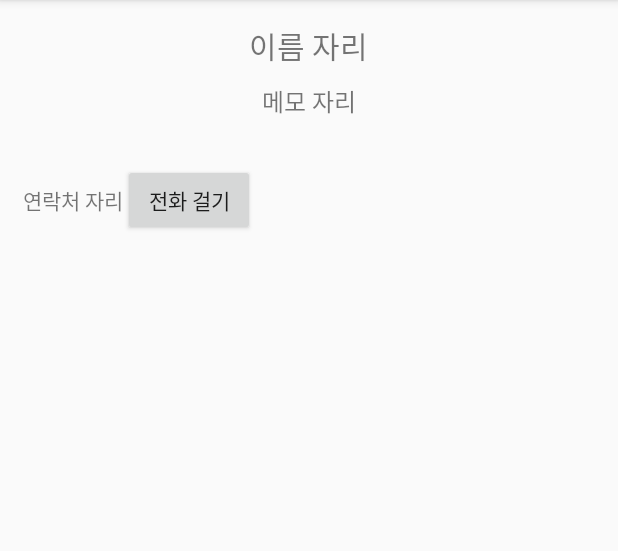
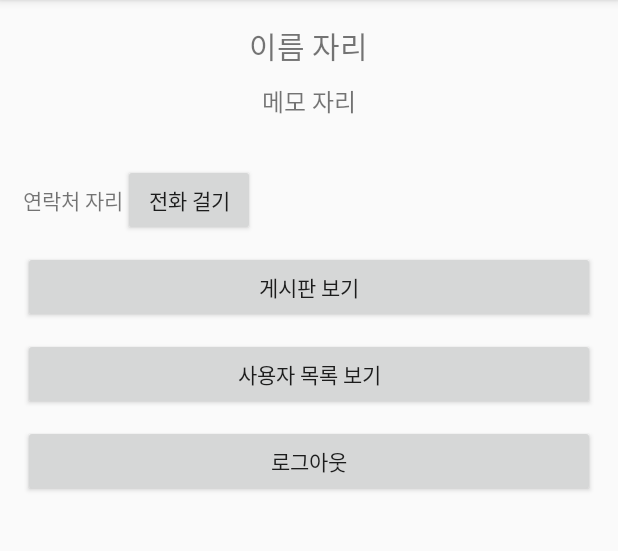
Before and after one commit to potential20/20200323_01_LoginAndSignUp, an Android app: the MainActivity screen opened directly, with no data from a screen before it, on a phone screen of 412 x 824 dp, the part 84-635 px from its top. Run offline under Robolectric (Android 15) with nearby library versions, the phone set to English and light mode, and no system bars; our stand-ins replace data binding.

Commit message:
로그아웃 처리 구현

```diff
--- a/app/src/main/res/layout/activity_login.xml
+++ b/app/src/main/res/layout/activity_login.xml
@@ -84,6 +84,8 @@
             </LinearLayout>
 
 
+
+
         </LinearLayout>
 
 
--- a/app/src/main/res/layout/activity_main.xml
+++ b/app/src/main/res/layout/activity_main.xml
@@ -46,7 +46,28 @@
                 android:text="전화 걸기"/>
 
 
+
+
         </LinearLayout>
+
+        <Button
+            android:id="@+id/goToBoardBtn"
+            android:layout_width="match_parent"
+            android:layout_height="wrap_content"
+            android:layout_marginTop="10dp"
+            android:text="게시판 보기"/>
+        <Button
+            android:id="@+id/goToUserListBtn"
+            android:layout_width="match_parent"
+            android:layout_height="wrap_content"
+            android:layout_marginTop="10dp"
+            android:text="사용자 목록 보기"/>
+        <Button
+            android:id="@+id/logoutBtn"
+            android:layout_width="match_parent"
+            android:layout_height="wrap_content"
+            android:layout_marginTop="10dp"
+            android:text="로그아웃"/>
 
 
     </LinearLayout>
```
Also changed, not shown: app/src/main/java/kr/co/tjoeun/a20200323_01_loginandsignup/MainActivity.java (+31 -0 lines).
